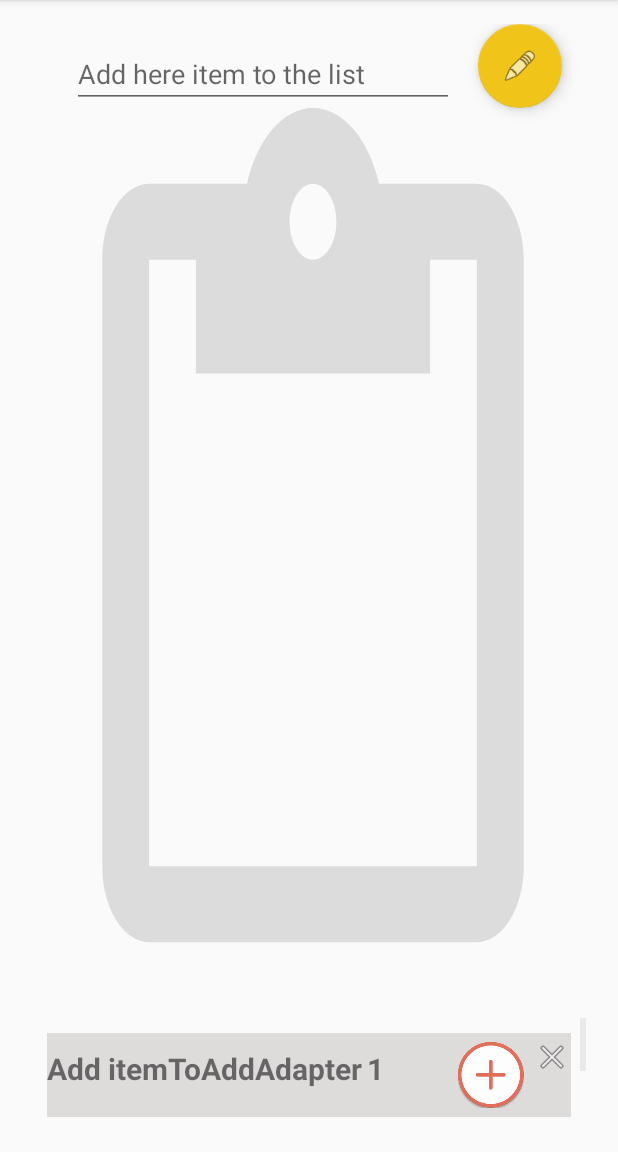
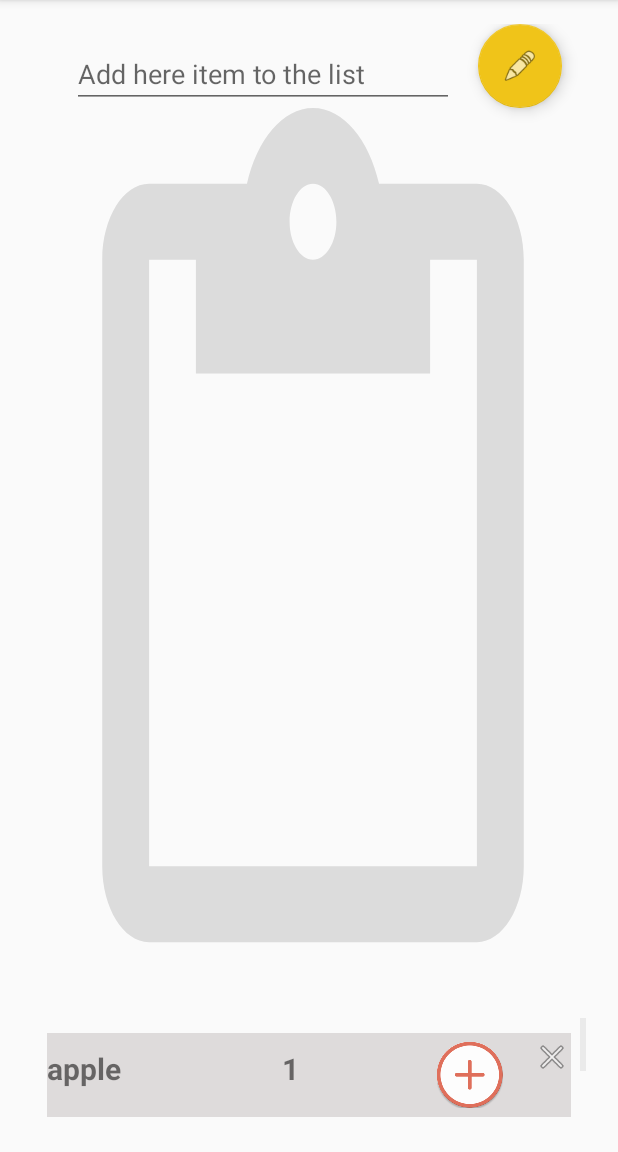
Before and after one commit to meni432/ToTake, an Android app: the ListOfItemActivity screen opened directly, with no data from a screen before it, on a phone screen of 412 x 824 dp, the part 84-1236 px from its top. Run offline under Robolectric (Android 15) with nearby library versions, the light colour scheme and no system bars; libraries missing offline, so code that uses them is left out: com.baoyz.swipemenulistview, com.loopj.android, cz.msebera.android; plain views replace SwipeMenuListView; 10 statements that could not run were skipped.

Commit message:
update db

```diff
--- a/app/src/main/java/com/menisamet/totake/ListOfItemActivity.java
+++ b/app/src/main/java/com/menisamet/totake/ListOfItemActivity.java
@@ -51,10 +51,10 @@ public class ListOfItemActivity extends AppCompatActivity
         setContentView(R.layout.activity_list_of_item);
         itemsToTake = new ArrayList<>();
         itemsToAdd=new ArrayList<>();
-        itemsToAdd.add(new ItemData("Add itemToAddAdapter",1));
+        itemsToAdd.add(new ItemData("apple ",1));
 //        itemsToTake.add(new ItemData("test 1", 2));
 //        itemsToTake.add(new ItemData("test 2", 4));
-        itemsToAdd.add(new ItemData("Add b",1));
+        itemsToAdd.add(new ItemData("honey",1));
 //        itemsToTake.add(new ItemData("test 3", 13));
 //        itemsToTake.add(new ItemData("test 4", 4));
 //        itemsToAdd.add(new ItemData("Add c",1));
```
